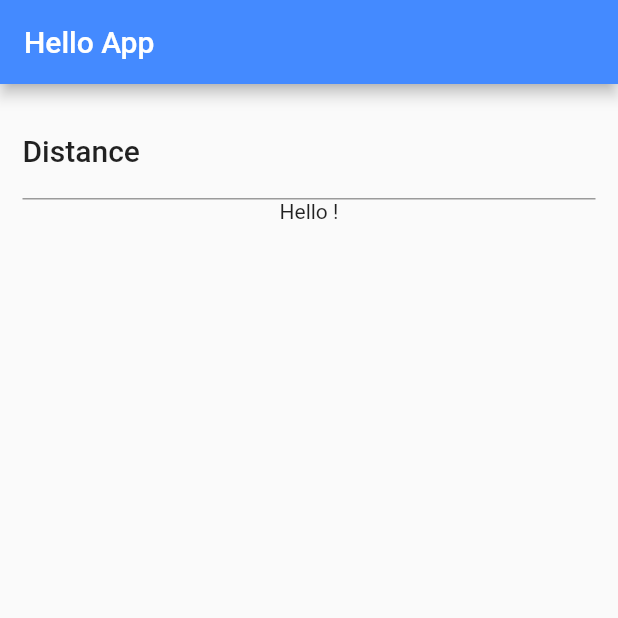
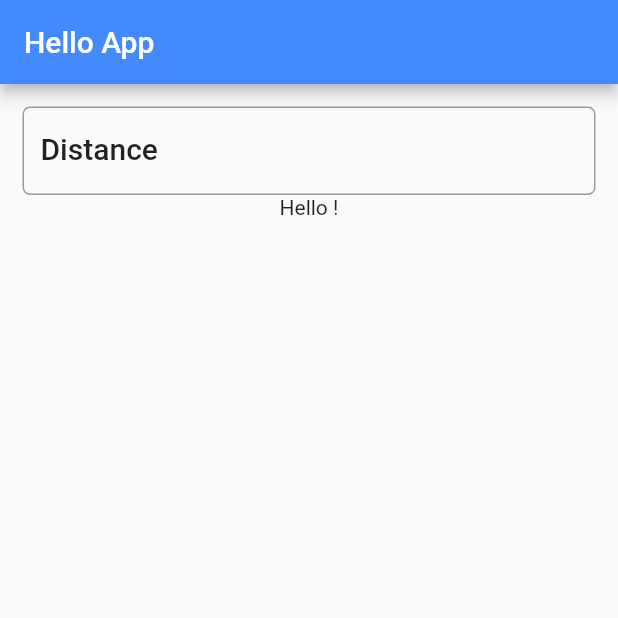
Before and after one commit to putragraha/FlutterGettingStarted, a Flutter app: the screen it shows after launch, on a phone screen of 412 x 824 dp, the top half of it. Run offline on Flutter 3.47's test engine with Material 2 defaults, Android fonts, the phone set to English and light mode, and no system bars.

Commit message:
Create border for the text field that looks like text input edit text

```diff
--- a/lib/main.dart
+++ b/lib/main.dart
@@ -45,7 +45,10 @@ class _FuelFormState extends State<FuelForm> {
               decoration: InputDecoration(
                 labelText: "Distance",
                 hintText: "e.g. 124",
-                labelStyle: textStyle
+                labelStyle: textStyle,
+                border: OutlineInputBorder(
+                  borderRadius: BorderRadius.circular(5.0)
+                )
               ),
               keyboardType: TextInputType.number,
               onChanged: (String string) {
```
